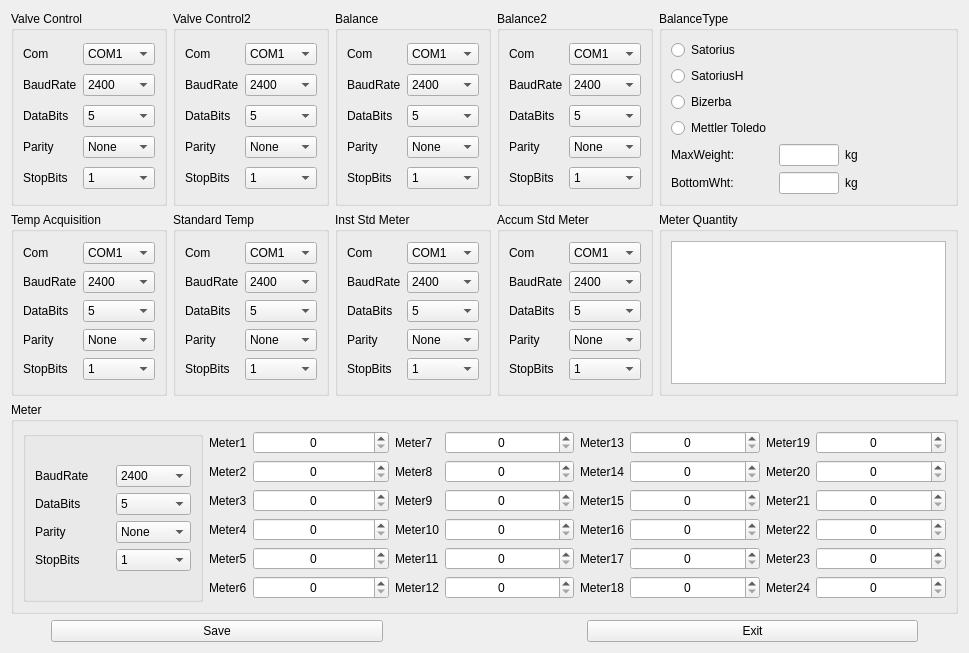
Before: the Qt Designer form source/systemset/systemsetdlg/ui/setcomdlg.ui in flimmy78/qtverify, drawn with Qt 5.
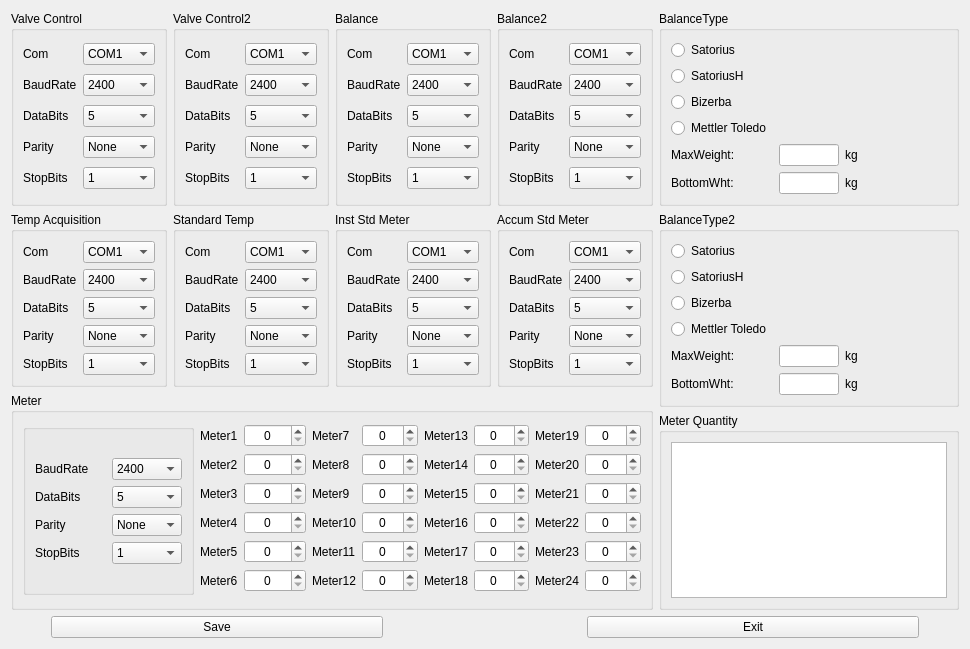
After: the same form once the commit is applied. Icons and pictures are not drawn.

The edit to the form file:
```diff
--- a/source/systemset/systemsetdlg/ui/setcomdlg.ui
+++ b/source/systemset/systemsetdlg/ui/setcomdlg.ui
@@ -9,8 +9,8 @@
    <rect>
     <x>0</x>
     <y>0</y>
-    <width>969</width>
-    <height>653</height>
+    <width>970</width>
+    <height>649</height>
    </rect>
   </property>
   <property name="windowTitle">
@@ -2598,19 +2598,144 @@
      </layout>
     </widget>
    </item>
-   <item row="1" column="4">
-    <widget class="QGroupBox" name="groupBox">
+   <item row="1" column="4" rowspan="2">
+    <widget class="QGroupBox" name="grpBoxBalanceType_2">
      <property name="title">
-      <string>Meter Quantity</string>
+      <string>BalanceType2</string>
      </property>
-     <layout class="QGridLayout" name="gridLayout_32">
+     <layout class="QGridLayout" name="gridLayout_36">
       <item row="0" column="0">
-       <widget class="QTableView" name="tableView"/>
+       <widget class="QRadioButton" name="radioBtnSatorius_2">
+        <property name="sizePolicy">
+         <sizepolicy hsizetype="Preferred" vsizetype="Fixed">
+          <horstretch>0</horstretch>
+          <verstretch>0</verstretch>
+         </sizepolicy>
+        </property>
+        <property name="text">
+         <string>Satorius</string>
+        </property>
+       </widget>
+      </item>
+      <item row="1" column="0">
+       <widget class="QRadioButton" name="radioBtnSatoriusH_2">
+        <property name="sizePolicy">
+         <sizepolicy hsizetype="Preferred" vsizetype="Fixed">
+          <horstretch>0</horstretch>
+          <verstretch>0</verstretch>
+         </sizepolicy>
+        </property>
+        <property name="text">
+         <string>SatoriusH</string>
+        </property>
+       </widget>
+      </item>
+      <item row="2" column="0">
+       <widget class="QRadioButton" name="radioBtnBizerba_2">
+        <property name="sizePolicy">
+         <sizepolicy hsizetype="Preferred" vsizetype="Fixed">
+          <horstretch>0</horstretch>
+          <verstretch>0</verstretch>
+         </sizepolicy>
+        </property>
+        <property name="text">
+         <string>Bizerba</string>
+        </property>
+       </widget>
+      </item>
+      <item row="3" column="0">
+       <widget class="QRadioButton" name="radioBtnMettler_2">
+        <property name="sizePolicy">
+         <sizepolicy hsizetype="Preferred" vsizetype="Fixed">
+          <horstretch>0</horstretch>
+          <verstretch>0</verstretch>
+         </sizepolicy>
+        </property>
+        <property name="text">
+         <string>Mettler Toledo</string>
+        </property>
+       </widget>
+      </item>
+      <item row="4" column="0">
+       <layout class="QGridLayout" name="gridLayout_37">
+        <item row="0" column="0">
+         <widget class="QLabel" name="label_37">
+          <property name="text">
+           <string>MaxWeight:</string>
+          </property>
+         </widget>
+        </item>
+        <item row="0" column="1">
+         <widget class="QLineEdit" name="lnEditMaxWht_2">
+          <property name="sizePolicy">
+           <sizepolicy hsizetype="Fixed" vsizetype="Fixed">
+            <horstretch>0</horstretch>
+            <verstretch>0</verstretch>
+           </sizepolicy>
+          </property>
+          <property name="minimumSize">
+           <size>
+            <width>60</width>
+            <height>0</height>
+           </size>
+          </property>
+          <property name="maximumSize">
+           <size>
+            <width>60</width>
+            <height>16777215</height>
+           </size>
+          </property>
+         </widget>
+        </item>
+        <item row="0" column="2">
+         <widget class="QLabel" name="label_38">
+          <property name="text">
+           <string>kg</string>
+          </property>
+         </widget>
+        </item>
+        <item row="1" column="0">
+         <widget class="QLabel" name="label_155">
+          <property name="text">
+           <string>BottomWht:</string>
+          </property>
+         </widget>
+        </item>
+        <item row="1" column="1">
+         <widget class="QLineEdit" name="lnEditBottomWht_2">
+          <property name="sizePolicy">
+           <sizepolicy hsizetype="Fixed" vsizetype="Fixed">
+            <horstretch>0</horstretch>
+            <verstretch>0</verstretch>
+           </sizepolicy>
+          </property>
+          <property name="minimumSize">
+           <size>
+            <width>60</width>
+            <height>0</height>
+           </size>
+          </property>
+          <property name="maximumSize">
+           <size>
+            <width>60</width>
+            <height>16777215</height>
+           </size>
+          </property>
+         </widget>
+        </item>
+        <item row="1" column="2">
+         <widget class="QLabel" name="label_156">
+          <property name="text">
+           <string>kg</string>
+          </property>
+         </widget>
+        </item>
+       </layout>
       </item>
      </layout>
     </widget>
    </item>
-   <item row="2" column="0" colspan="5">
+   <item row="2" column="0" rowspan="2" colspan="4">
     <widget class="QGroupBox" name="gBoxMeters">
      <property name="title">
       <string>Meter</string>
@@ -3263,7 +3388,19 @@
      </layout>
     </widget>
    </item>
-   <item row="3" column="0" colspan="5">
+   <item row="3" column="4">
+    <widget class="QGroupBox" name="groupBox">
+     <property name="title">
+      <string>Meter Quantity</string>
+     </property>
+     <layout class="QGridLayout" name="gridLayout_32">
+      <item row="0" column="0">
+       <widget class="QTableView" name="tableView"/>
+      </item>
+     </layout>
+    </widget>
+   </item>
+   <item row="4" column="0" colspan="5">
     <layout class="QGridLayout" name="gridLayout_19">
      <item row="0" column="0">
       <spacer name="horizontalSpacer_3">
```
